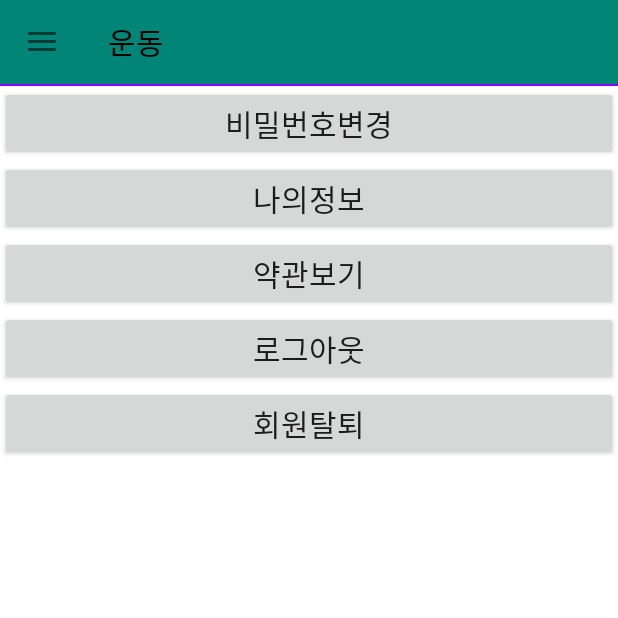
After one commit to jang4292/Leru_Repository, an Android app: the fragment SettingFragment placed in its activity, on a phone screen of 412 x 824 dp, the top half of it. The commit adds this screen. Run offline under Robolectric (Android 15) with nearby library versions, the phone set to English and light mode, and no system bars.

Commit message:
[Added] Setting Fragment
Added Setting Fragment of MainActivity

```diff
--- a/BPMv5/app/src/main/AndroidManifest.xml
+++ b/BPMv5/app/src/main/AndroidManifest.xml
@@ -20,6 +20,7 @@
         </activity>
         <activity android:name=".Account.LoginActivity" />
         <activity android:name=".Exercise.MainActivity" />
+        <activity android:name=".Exercise.SettingActivity"/>
         <activity android:name=".Account.FindPasswordActivity" />
         <activity android:name=".Account.JoinActivity" android:windowSoftInputMode="stateHidden"/>
 
--- a/BPMv5/app/src/main/java/com/bpm202/bpmv5/Exercise/MainActivity.java
+++ b/BPMv5/app/src/main/java/com/bpm202/bpmv5/Exercise/MainActivity.java
@@ -1,6 +1,7 @@
 package com.bpm202.bpmv5.Exercise;
 
 import android.app.Activity;
+import android.content.Intent;
 import android.os.Bundle;
 import android.support.annotation.NonNull;
 import android.support.annotation.Nullable;
@@ -162,6 +163,9 @@ public class MainActivity extends BaseActivity {
                 case R.id.navigation_menu_item_setting:
                     //mActivity.startActivity(new Intent(mActivity, SettingActivity.class));
                     toolbar.setTitle(R.string.menu_setting);
+                    if (fm instanceof SettingFragment) {
+                        break;
+                    }
                     break;
             }
             drawerLayout.closeDrawer(GravityCompat.START);
--- /dev/null
+++ b/BPMv5/app/src/main/java/com/bpm202/bpmv5/Exercise/SettingFragment.java
@@ -0,0 +1,119 @@
+package com.bpm202.bpmv5.Exercise;
+
+import android.app.AlertDialog;
+import android.content.Context;
+import android.content.Intent;
+import android.os.Bundle;
+import android.support.annotation.NonNull;
+import android.support.annotation.Nullable;
+import android.support.v4.app.Fragment;
+import android.util.Log;
+import android.view.LayoutInflater;
+import android.view.View;
+import android.view.ViewGroup;
+import android.widget.Button;
+
+import com.bpm202.bpmv5.API.Api;
+import com.bpm202.bpmv5.API.WithDrawAPI;
+import com.bpm202.bpmv5.Account.LoginActivity;
+import com.bpm202.bpmv5.Common.AppPreferences;
+import com.bpm202.bpmv5.R;
+import com.bpm202.bpmv5.SplashActivity;
+import com.bpm202.bpmv5.Util.QToast;
+import com.bpm202.bpmv5.ValueObject.ApiObj;
+
+public class SettingFragment extends Fragment {
+
+/*    private final Context mContext;
+
+    public SettingFragment(Context context) {
+        mContext = context;
+    }*/
+
+    private static SettingFragment instance = null;
+
+    public static SettingFragment newInstance() {
+        if(instance == null) {
+            instance = new SettingFragment();
+        }
+        return instance;
+    }
+
+    private Button btn_password;
+    private Button btn_my_infomation;
+    private Button btn_rule;
+    private Button btn_log_out;
+    private Button btn_withdraw;
+
+    @Nullable
+    @Override
+    public View onCreateView(@NonNull LayoutInflater inflater, @Nullable ViewGroup container, @Nullable Bundle savedInstanceState) {
+        //return super.onCreateView(inflater, container, savedInstanceState);
+
+        View v = inflater.inflate(R.layout.activity_setting, container, false); // 여기서 UI를 생성해서 View를 return
+        initView(v);
+        initListener();
+        return v;
+    }
+
+    private void initView(View v) {
+        //setContentView(R.layout.activity_setting);
+
+        btn_password = v.findViewById(R.id.btn_password);
+        btn_my_infomation = v.findViewById(R.id.btn_my_infomation);
+        btn_rule = v.findViewById(R.id.btn_rule);
+        btn_log_out = v.findViewById(R.id.btn_log_out);
+        btn_withdraw = v.findViewById(R.id.btn_withdraw);
+    }
+
+    private void initListener() {
+        btn_password.setOnClickListener(null);
+        btn_my_infomation.setOnClickListener(null);
+        btn_rule.setOnClickListener(null);
+        btn_log_out.setOnClickListener(onClickLogoutListener);
+        btn_withdraw.setOnClickListener(onClickWithDrawListener);
+    }
+
+    private View.OnClickListener onClickLogoutListener = v -> {
+        //new AppPreferences(getApplicationContext()).setStringPref(AppPreferences.KEY_TOKEN, "");
+        activityFinishToSplash();
+        /*Intent intent = new Intent(getActivity(), LoginActivity.class);
+        intent.addFlags(Intent.FLAG_ACTIVITY_NEW_TASK | Intent.FLAG_ACTIVITY_CLEAR_TASK);
+        getActivity().startActivity(intent);*/
+
+    };
+
+    private View.OnClickListener onClickWithDrawListener = v -> {
+        //AlertDialog.Builder builder = new AlertDialog.Builder(getContext());
+        AlertDialog.Builder builder = new AlertDialog.Builder(getActivity());
+        builder.setTitle(R.string.popup_title_secession);
+        builder.setMessage(R.string.popup_contents_secession);
+        builder.setPositiveButton(android.R.string.ok, (dialog, which) -> {
+            String token = new AppPreferences(getContext()).getStringPref(AppPreferences.KEY_TOKEN);
+            Log.d(MainActivity.TAG, "TEST TOKEN : " + token);
+            //SignInApi.secession(token,
+            WithDrawAPI.secession(token,
+                    callback -> {
+                        ApiObj apiObj = (ApiObj) callback;
+                        if (apiObj.status.equals(Api.STATUS_OK)) {
+                            QToast.showToast(getContext(), R.string.menu_secession);
+                            //showToast(R.string.menu_secession);
+                            dialog.dismiss();
+                            activityFinishToSplash();
+                        }
+                    });
+        });
+        builder.setNegativeButton(android.R.string.no, (dialog, which) -> {
+            dialog.dismiss();
+        });
+
+        AlertDialog dialog = builder.create();
+        dialog.show();
+    };
+
+    private void activityFinishToSplash() {
+        Intent intent = new Intent(getContext(), SplashActivity.class);
+        intent.addFlags(Intent.FLAG_ACTIVITY_CLEAR_TASK | Intent.FLAG_ACTIVITY_NEW_TASK);
+        startActivity(intent);
+    }
+}
--- /dev/null
+++ b/BPMv5/app/src/main/res/layout/activity_setting.xml
@@ -0,0 +1,68 @@
+<?xml version="1.0" encoding="utf-8"?>
+
+
+<RelativeLayout xmlns:android="http://schemas.android.com/apk/res/android"
+    android:layout_width="match_parent"
+    android:layout_height="match_parent"
+    android:background="@color/streakColorPrimary">
+
+<!--    <include
+        android:id="@+id/top_layer"
+        layout="@layout/layout_action_bar" />-->
+
+    <ImageView
+        android:id="@+id/iv_shadow"
+        android:layout_width="match_parent"
+        android:layout_height="1dp"
+        android:layout_below="@id/top_layer"
+        android:background="@color/lineColor" />
+
+    <Button
+        android:id="@+id/btn_password"
+        android:layout_width="match_parent"
+        android:layout_height="wrap_content"
+        android:layout_below="@id/iv_shadow"
+        android:text="비밀번호변경"
+        android:textSize="20dp" />
+
+    <Button
+        android:id="@+id/btn_my_infomation"
+        android:layout_width="match_parent"
+        android:layout_height="wrap_content"
+        android:layout_below="@id/btn_password"
+        android:text="나의정보"
+        android:textSize="20dp" />
+
+    <Button
+        android:id="@+id/btn_rule"
+        android:layout_width="match_parent"
+        android:layout_height="wrap_content"
+        android:layout_below="@id/btn_my_infomation"
+        android:text="약관보기"
+        android:textSize="20dp" />
+
+    <Button
+        android:id="@+id/btn_log_out"
+        android:layout_width="match_parent"
+        android:layout_height="wrap_content"
+        android:layout_below="@id/btn_rule"
+        android:text="로그아웃"
+        android:textSize="20dp" />
+
+    <Button
+        android:id="@+id/btn_withdraw"
+        android:layout_width="match_parent"
+        android:layout_height="wrap_content"
+        android:layout_below="@id/btn_log_out"
+        android:text="회원탈퇴"
+        android:textSize="20dp" />
+
+
+    <!--<android.support.v7.widget.RecyclerView
+        android:id="@+id/recycler_view"
+        android:layout_width="match_parent"
+        android:layout_height="match_parent"
+        android:layout_below="@+id/iv_shadow" />-->
+
+
+</RelativeLayout>
--- a/BPMv5/app/src/main/res/values/colors.xml
+++ b/BPMv5/app/src/main/res/values/colors.xml
@@ -9,6 +9,7 @@
     <color name="textColor">#000000</color>
     <color name="icColor">#FF000000</color>
 
+    <color name="lineColor">#8b00ff</color>
     <color name="buttonColor">#8b00ff</color>
 
 </resources>
--- a/BPMv5/app/src/main/res/values/strings.xml
+++ b/BPMv5/app/src/main/res/values/strings.xml
@@ -45,4 +45,9 @@
 
     <string name="error_msg">!에러 메시지 입력</string>
 
+
+    <!-- popup -->
+    <string name="popup_title_secession">회원탈퇴</string>
+    <string name="popup_contents_secession">정말로 회원탈퇴 하시겠습니까?</string>
+    <string name="menu_secession">회원탈퇴</string>
 </resources>
```
Also changed, not shown: BPMv5/app/src/main/java/com/bpm202/bpmv5/API/WithDrawAPI.java (added, +38 -0 lines), BPMv5/app/src/main/java/com/bpm202/bpmv5/Common/AppPreferences.java (added, +36 -0 lines).
